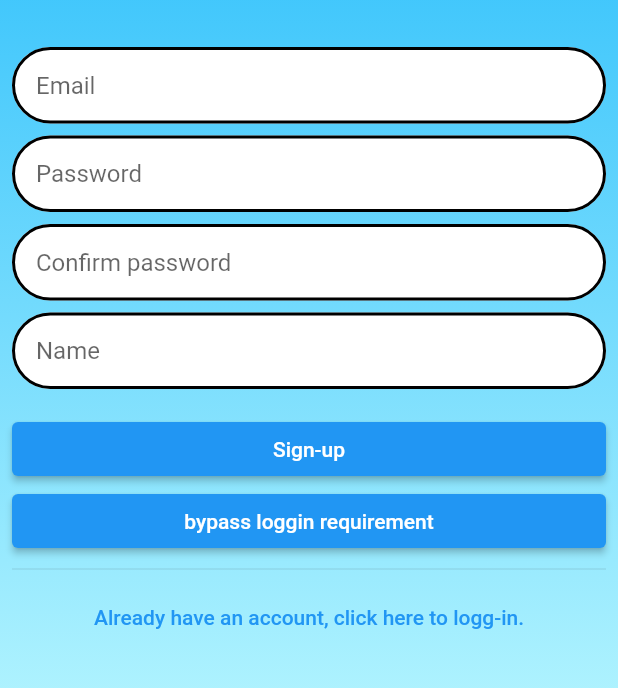
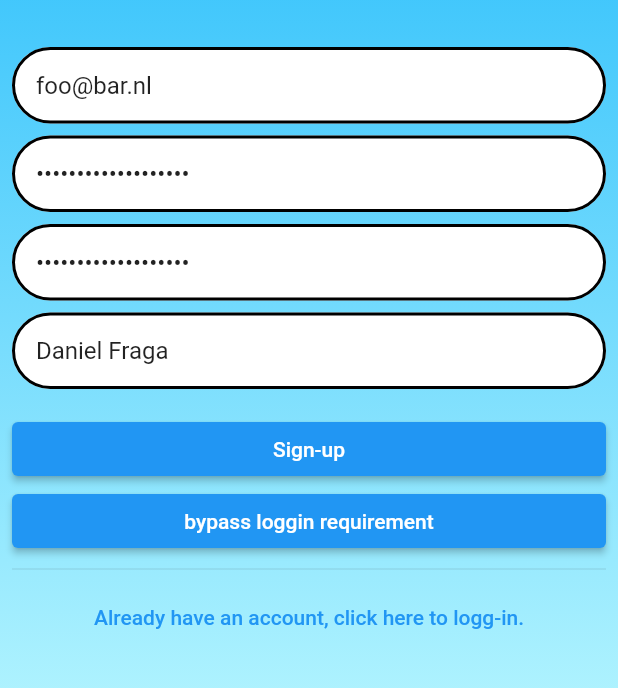
Before and after one commit to danilodequeiroz/flutter-gymapp-trail, a Flutter app: the screen it shows after launch, after a tap on "Don't you have an account, sign-up click", on a phone screen of 412 x 824 dp, the part 430-1118 px from its top. Run offline on Flutter 3.47's test engine with Material 2 defaults, Android fonts, the light colour scheme and no system bars; our stand-ins replace firebase_core; missing offline and left inert: logging_to_logcat; accounts and stored records are empty; generated files the repository leaves out were written again.

Commit message:
adds debug methods for text inputs;

```diff
--- a/lib/ui/ui_screen_auth.dart
+++ b/lib/ui/ui_screen_auth.dart
@@ -14,8 +14,22 @@ class ScreenAuth extends StatefulWidget {
 }
 
 class _ScreenAuthState extends State<ScreenAuth> {
-  bool requireLoggin = true;
+  bool requireLogin = true;
   final _formKey = GlobalKey<FormState>();
+
+  TextEditingController _emailController = TextEditingController();
+  TextEditingController _passwordController = TextEditingController();
+  TextEditingController _password2Controller = TextEditingController();
+  TextEditingController _nameController = TextEditingController();
+
+  @override
+  void initState() {
+    super.initState();
+    _emailController.text = "foo@bar.nl";
+    _nameController.text = "Daniel Fraga";
+    _passwordController.text = "34en8*ggHV!R8qw&\$#V";
+    _password2Controller.text = "34en8*ggHV!R8qw&\$#V";
+  }
 
   @override
   Widget build(BuildContext context) {
@@ -56,6 +70,7 @@ class _ScreenAuthState extends State<ScreenAuth> {
                           height: 32,
                         ),
                         TextFormField(
+                          controller: _emailController,
                           decoration:
                               AuthTextFieldDecoration.getCustomInputDecoration(
                                   appLocalization(context).formEmailKeyLabel),
@@ -65,6 +80,7 @@ class _ScreenAuthState extends State<ScreenAuth> {
                         ),
                         const SizedBox(height: 8),
                         TextFormField(
+                          controller: _passwordController,
                           obscureText: true,
                           decoration:
                               AuthTextFieldDecoration.getCustomInputDecoration(
@@ -75,11 +91,12 @@ class _ScreenAuthState extends State<ScreenAuth> {
                                   .passwordValidator(value),
                         ),
                         Visibility(
-                            visible: !requireLoggin,
+                            visible: !requireLogin,
                             child: Column(
                               children: [
                                 const SizedBox(height: 8),
                                 TextFormField(
+                                  controller: _password2Controller,
                                   obscureText: true,
                                   decoration: AuthTextFieldDecoration
                                       .getCustomInputDecoration(
@@ -91,6 +108,7 @@ class _ScreenAuthState extends State<ScreenAuth> {
                                 ),
                                 const SizedBox(height: 8),
                                 TextFormField(
+                                  controller: _nameController,
                                   decoration: AuthTextFieldDecoration
                                       .getCustomInputDecoration(
                                           appLocalization(context)
@@ -108,7 +126,7 @@ class _ScreenAuthState extends State<ScreenAuth> {
                             onPressed: () {
                               mainButtonClicked();
                             },
-                            child: Text((requireLoggin)
+                            child: Text((requireLogin)
                                 ? appLocalization(context).formLoggInKeyLabel
                                 : appLocalization(context).formSignupKeyLabel)),
                         ElevatedButton(
@@ -122,7 +140,7 @@ class _ScreenAuthState extends State<ScreenAuth> {
                             onPressed: () {
                               chooseBetweenLogginAndSignUpAndSetState();
                             },
-                            child: Text((requireLoggin)
+                            child: Text((requireLogin)
                                 ? appLocalization(context)
                                     .formDontHaveAccountKeyLabel
                                 : appLocalization(context)
@@ -137,16 +155,37 @@ class _ScreenAuthState extends State<ScreenAuth> {
 
   void chooseBetweenLogginAndSignUpAndSetState() {
     setState(() {
-      requireLoggin = !requireLoggin;
+      requireLogin = !requireLogin;
     });
   }
 
   void mainButtonClicked() {
     if (_formKey.currentState?.validate() ?? false) {
       debugPrint("Form valido");
+      validatedFormClick();
     } else {
       debugPrint("Form inválido");
     }
+  }
+
+  void validatedFormClick(){
+    if(requireLogin){
+      loginClicked();
+    }else{
+      signupClicked();
+    }
+  }
+
+  void loginClicked(){
+    debugLogFormInputs();
+  }
+
+  void signupClicked(){
+    debugLogFormInputs();
+  }
+
+  void debugLogFormInputs(){
+    debugPrint("${_emailController.text}  ${_passwordController.text} ${_password2Controller.text}  ${_nameController.text}");
   }
 
   void navigateAndPopupFromBottomToTop() {
```
